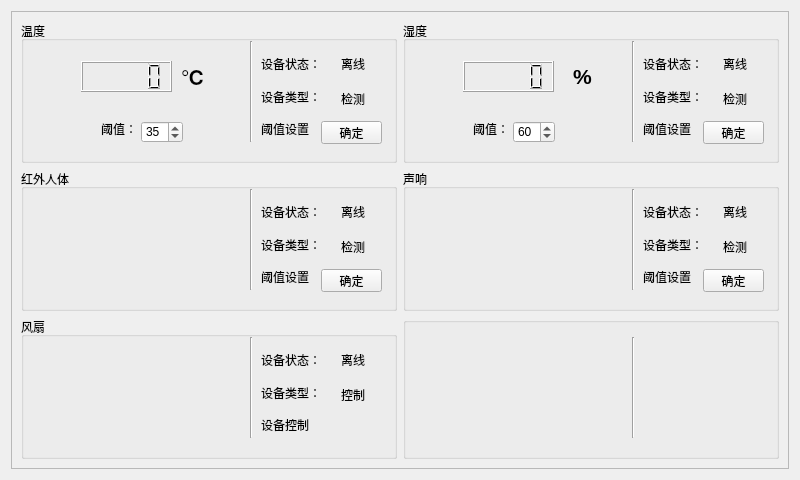
Before: the Qt Designer form SRC/1/BYSJ-QTSrc/KinderGartenEMS/homeform.ui in yanganle/bysj2018, drawn with Qt 5.
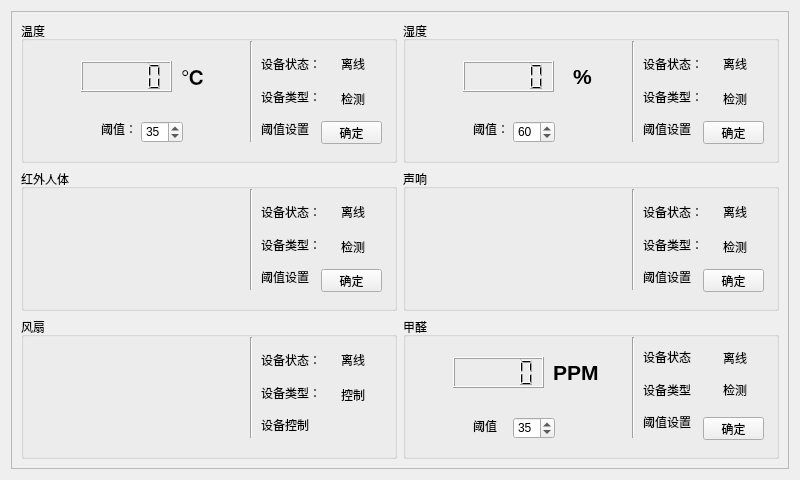
After: the same form once the commit is applied.

```diff
--- a/SRC/1/BYSJ-QTSrc/KinderGartenEMS/homeform.ui
+++ b/SRC/1/BYSJ-QTSrc/KinderGartenEMS/homeform.ui
@@ -188,7 +188,7 @@
        <item row="2" column="1">
         <widget class="QGroupBox" name="groupBox_4">
          <property name="title">
-          <string/>
+          <string>甲醛</string>
          </property>
          <widget class="Line" name="line_6">
           <property name="geometry">
@@ -203,19 +203,6 @@
            <enum>Qt::Vertical</enum>
           </property>
          </widget>
-         <widget class="QLabel" name="lamppixlabel">
-          <property name="geometry">
-           <rect>
-            <x>80</x>
-            <y>30</y>
-            <width>81</width>
-            <height>81</height>
-           </rect>
-          </property>
-          <property name="text">
-           <string/>
-          </property>
-         </widget>
          <widget class="QLabel" name="label_39">
           <property name="geometry">
            <rect>
@@ -226,7 +213,7 @@
            </rect>
           </property>
           <property name="text">
-           <string/>
+           <string>检测</string>
           </property>
          </widget>
          <widget class="QLabel" name="lampStatelabel">
@@ -239,7 +226,7 @@
            </rect>
           </property>
           <property name="text">
-           <string/>
+           <string>离线</string>
           </property>
          </widget>
          <widget class="QWidget" name="layoutWidget">
@@ -255,26 +242,88 @@
            <item>
             <widget class="QLabel" name="label_25">
              <property name="text">
-              <string/>
+              <string>设备状态</string>
              </property>
             </widget>
            </item>
            <item>
             <widget class="QLabel" name="label_24">
              <property name="text">
-              <string/>
+              <string>设备类型</string>
              </property>
             </widget>
            </item>
            <item>
             <widget class="QLabel" name="label_26">
              <property name="text">
-              <string/>
+              <string>阈值设置</string>
              </property>
             </widget>
            </item>
           </layout>
          </widget>
+         <widget class="QLCDNumber" name="methNumber">
+          <property name="geometry">
+           <rect>
+            <x>50</x>
+            <y>40</y>
+            <width>91</width>
+            <height>31</height>
+           </rect>
+          </property>
+         </widget>
+         <widget class="QLabel" name="label_19">
+          <property name="geometry">
+           <rect>
+            <x>150</x>
+            <y>40</y>
+            <width>51</width>
+            <height>31</height>
+           </rect>
+          </property>
+          <property name="text">
+           <string>&lt;html&gt;&lt;head/&gt;&lt;body&gt;&lt;p&gt;&lt;span style=&quot; font-size:16pt; font-weight:600;&quot;&gt;PPM&lt;/span&gt;&lt;/p&gt;&lt;/body&gt;&lt;/html&gt;</string>
+          </property>
+         </widget>
+         <widget class="QLabel" name="label_10">
+          <property name="geometry">
+           <rect>
+            <x>70</x>
+            <y>100</y>
+            <width>31</width>
+            <height>16</height>
+           </rect>
+          </property>
+          <property name="text">
+           <string>&lt;html&gt;&lt;head/&gt;&lt;body&gt;&lt;p&gt;阈值&lt;/p&gt;&lt;/body&gt;&lt;/html&gt;</string>
+          </property>
+         </widget>
+         <widget class="QSpinBox" name="methspinBox">
+          <property name="geometry">
+           <rect>
+            <x>110</x>
+            <y>100</y>
+            <width>42</width>
+            <height>22</height>
+           </rect>
+          </property>
+          <property name="value">
+           <number>35</number>
+          </property>
+         </widget>
+         <widget class="QPushButton" name="methButton">
+          <property name="geometry">
+           <rect>
+            <x>300</x>
+            <y>100</y>
+            <width>61</width>
+            <height>23</height>
+           </rect>
+          </property>
+          <property name="text">
+           <string>确定</string>
+          </property>
+         </widget>
         </widget>
        </item>
        <item row="0" column="1">
```
Left out of the diff: 2 changed lines with no effect on the pictures.
